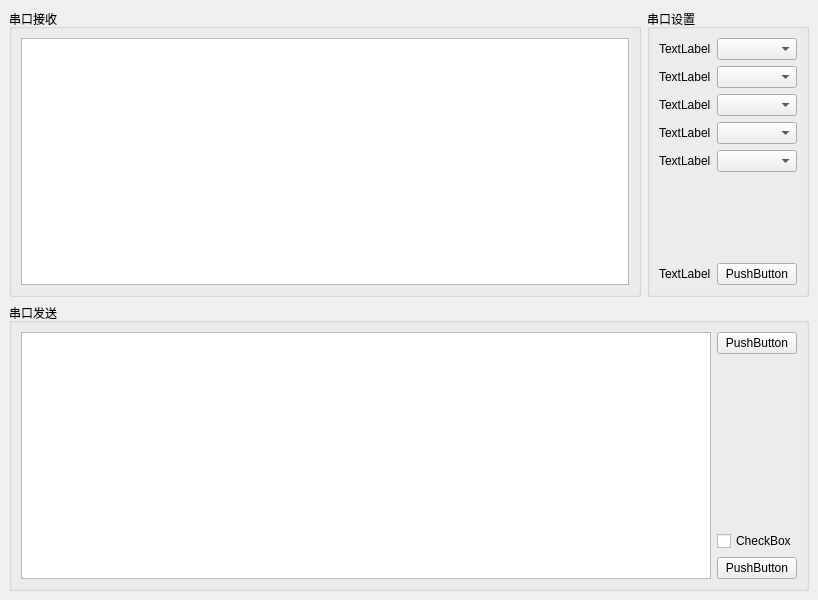
Qt form mainwindow.ui (izumisagirii/qt6_serial_debugger) before a commit.
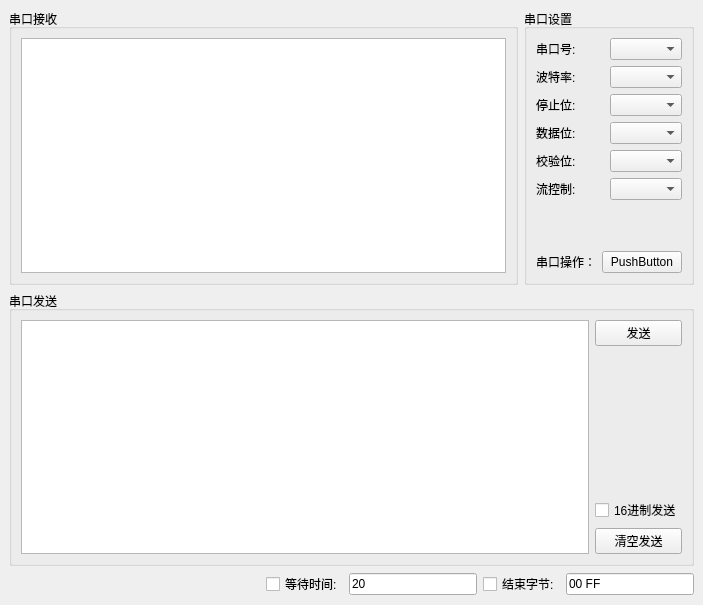
The same form after that commit.

Patch:
```diff
--- a/mainwindow.ui
+++ b/mainwindow.ui
@@ -6,8 +6,8 @@
    <rect>
     <x>0</x>
     <y>0</y>
-    <width>818</width>
-    <height>600</height>
+    <width>703</width>
+    <height>605</height>
    </rect>
   </property>
   <property name="windowTitle">
@@ -15,139 +15,138 @@
   </property>
   <widget class="QWidget" name="centralwidget">
    <layout class="QGridLayout" name="gridLayout">
-    <item row="1" column="0" colspan="2">
-     <widget class="QGroupBox" name="groupBox_2">
-      <property name="title">
-       <string>串口发送</string>
-      </property>
-      <layout class="QGridLayout" name="gridLayout_2">
-       <item row="0" column="0" rowspan="4">
-        <widget class="QTextEdit" name="textEdit"/>
-       </item>
-       <item row="2" column="1">
-        <widget class="QCheckBox" name="checkBox">
-         <property name="text">
-          <string>CheckBox</string>
-         </property>
-        </widget>
-       </item>
-       <item row="3" column="1">
-        <widget class="QPushButton" name="pushButton_2">
-         <property name="text">
-          <string>PushButton</string>
-         </property>
-        </widget>
-       </item>
-       <item row="0" column="1">
-        <widget class="QPushButton" name="pushButton">
-         <property name="text">
-          <string>PushButton</string>
-         </property>
-        </widget>
-       </item>
-       <item row="1" column="1">
-        <spacer name="verticalSpacer">
-         <property name="orientation">
-          <enum>Qt::Vertical</enum>
-         </property>
-         <property name="sizeHint" stdset="0">
-          <size>
-           <width>20</width>
-           <height>40</height>
-          </size>
-         </property>
-        </spacer>
-       </item>
-      </layout>
-     </widget>
-    </item>
     <item row="0" column="1">
      <widget class="QGroupBox" name="groupBox_3">
       <property name="title">
        <string>串口设置</string>
       </property>
       <layout class="QGridLayout" name="gridLayout_4">
+       <item row="2" column="0">
+        <widget class="QLabel" name="label_6">
+         <property name="text">
+          <string>串口操作：</string>
+         </property>
+        </widget>
+       </item>
+       <item row="2" column="1">
+        <widget class="QPushButton" name="button_openPort">
+         <property name="text">
+          <string>PushButton</string>
+         </property>
+        </widget>
+       </item>
+       <item row="1" column="0" colspan="2">
+        <spacer name="verticalSpacer_2">
+         <property name="orientation">
+          <enum>Qt::Vertical</enum>
+         </property>
+         <property name="sizeHint" stdset="0">
+          <size>
+           <width>20</width>
+           <height>40</height>
+          </size>
+         </property>
+        </spacer>
+       </item>
        <item row="0" column="0" colspan="2">
-        <layout class="QFormLayout" name="formLayout">
-         <item row="0" column="1">
-          <widget class="QComboBox" name="comboBox"/>
-         </item>
-         <item row="0" column="0">
-          <widget class="QLabel" name="label">
-           <property name="text">
-            <string>TextLabel</string>
-           </property>
-          </widget>
-         </item>
-         <item row="1" column="0">
-          <widget class="QLabel" name="label_2">
-           <property name="text">
-            <string>TextLabel</string>
-           </property>
-          </widget>
-         </item>
+        <layout class="QGridLayout" name="gridLayout_5">
          <item row="1" column="1">
-          <widget class="QComboBox" name="comboBox_2"/>
+          <widget class="QComboBox" name="box_baudRate">
+           <property name="maximumSize">
+            <size>
+             <width>100</width>
+             <height>16777215</height>
+            </size>
+           </property>
+          </widget>
          </item>
          <item row="2" column="0">
           <widget class="QLabel" name="label_3">
            <property name="text">
-            <string>TextLabel</string>
+            <string>停止位:</string>
            </property>
           </widget>
          </item>
          <item row="2" column="1">
-          <widget class="QComboBox" name="comboBox_3"/>
+          <widget class="QComboBox" name="box_stopBit">
+           <property name="maximumSize">
+            <size>
+             <width>100</width>
+             <height>16777215</height>
+            </size>
+           </property>
+          </widget>
+         </item>
+         <item row="4" column="0">
+          <widget class="QLabel" name="label_5">
+           <property name="text">
+            <string>校验位:</string>
+           </property>
+          </widget>
          </item>
          <item row="3" column="0">
           <widget class="QLabel" name="label_4">
            <property name="text">
-            <string>TextLabel</string>
+            <string>数据位:</string>
+           </property>
+          </widget>
+         </item>
+         <item row="1" column="0">
+          <widget class="QLabel" name="label_2">
+           <property name="text">
+            <string>波特率:</string>
            </property>
           </widget>
          </item>
          <item row="3" column="1">
-          <widget class="QComboBox" name="comboBox_4"/>
-         </item>
-         <item row="4" column="0">
-          <widget class="QLabel" name="label_5">
-           <property name="text">
-            <string>TextLabel</string>
+          <widget class="QComboBox" name="box_dataBits">
+           <property name="maximumSize">
+            <size>
+             <width>100</width>
+             <height>16777215</height>
+            </size>
            </property>
           </widget>
          </item>
          <item row="4" column="1">
-          <widget class="QComboBox" name="comboBox_5"/>
+          <widget class="QComboBox" name="box_parityBit">
+           <property name="maximumSize">
+            <size>
+             <width>100</width>
+             <height>16777215</height>
+            </size>
+           </property>
+          </widget>
+         </item>
+         <item row="0" column="0">
+          <widget class="QLabel" name="label">
+           <property name="text">
+            <string>串口号:</string>
+           </property>
+          </widget>
+         </item>
+         <item row="0" column="1">
+          <widget class="QComboBox" name="box_portName">
+           <property name="maximumSize">
+            <size>
+             <width>100</width>
+             <height>16777215</height>
+            </size>
+           </property>
+          </widget>
+         </item>
+         <item row="5" column="0">
+          <widget class="QLabel" name="label_7">
+           <property name="text">
+            <string>流控制:</string>
+           </property>
+          </widget>
+         </item>
+         <item row="5" column="1">
+          <widget class="QComboBox" name="box_flowControl"/>
          </item>
         </layout>
        </item>
-       <item row="2" column="1">
-        <widget class="QPushButton" name="pushButton_3">
-         <property name="text">
-          <string>PushButton</string>
-         </property>
-        </widget>
-       </item>
-       <item row="2" column="0">
-        <widget class="QLabel" name="label_6">
-         <property name="text">
-          <string>TextLabel</string>
-         </property>
-        </widget>
-       </item>
-       <item row="1" column="1">
-        <spacer name="verticalSpacer_2">
-         <property name="orientation">
-          <enum>Qt::Vertical</enum>
-         </property>
-         <property name="sizeHint" stdset="0">
-          <size>
-           <width>20</width>
-           <height>40</height>
-          </size>
-         </property>
-        </spacer>
-       </item>
       </layout>
      </widget>
     </item>
@@ -158,11 +157,129 @@
       </property>
       <layout class="QGridLayout" name="gridLayout_3">
        <item row="0" column="0">
-        <widget class="QTextBrowser" name="textBrowser"/>
+        <widget class="QTextBrowser" name="browser_dataReceive">
+         <property name="minimumSize">
+          <size>
+           <width>250</width>
+           <height>0</height>
+          </size>
+         </property>
+        </widget>
        </item>
       </layout>
      </widget>
     </item>
+    <item row="1" column="0" colspan="2">
+     <widget class="QGroupBox" name="groupBox_2">
+      <property name="title">
+       <string>串口发送</string>
+      </property>
+      <layout class="QGridLayout" name="gridLayout_2">
+       <item row="3" column="1">
+        <widget class="QPushButton" name="button_clearSend">
+         <property name="text">
+          <string>清空发送</string>
+         </property>
+        </widget>
+       </item>
+       <item row="0" column="0" rowspan="4">
+        <widget class="QTextEdit" name="text_dataSend">
+         <property name="minimumSize">
+          <size>
+           <width>0</width>
+           <height>150</height>
+          </size>
+         </property>
+        </widget>
+       </item>
+       <item row="1" column="1">
+        <spacer name="verticalSpacer">
+         <property name="orientation">
+          <enum>Qt::Vertical</enum>
+         </property>
+         <property name="sizeHint" stdset="0">
+          <size>
+           <width>20</width>
+           <height>40</height>
+          </size>
+         </property>
+        </spacer>
+       </item>
+       <item row="2" column="1">
+        <widget class="QCheckBox" name="check_hexSend">
+         <property name="text">
+          <string>16进制发送</string>
+         </property>
+        </widget>
+       </item>
+       <item row="0" column="1">
+        <widget class="QPushButton" name="button_send">
+         <property name="text">
+          <string>发送</string>
+         </property>
+        </widget>
+       </item>
+      </layout>
+     </widget>
+    </item>
+    <item row="3" column="0" colspan="2">
+     <layout class="QHBoxLayout" name="horizontalLayout">
+      <item>
+       <spacer name="horizontalSpacer">
+        <property name="orientation">
+         <enum>Qt::Horizontal</enum>
+        </property>
+        <property name="sizeHint" stdset="0">
+         <size>
+          <width>40</width>
+          <height>20</height>
+         </size>
+        </property>
+       </spacer>
+      </item>
+      <item>
+       <spacer name="horizontalSpacer_2">
+        <property name="orientation">
+         <enum>Qt::Horizontal</enum>
+        </property>
+        <property name="sizeHint" stdset="0">
+         <size>
+          <width>40</width>
+          <height>20</height>
+         </size>
+        </property>
+       </spacer>
+      </item>
+      <item>
+       <widget class="QCheckBox" name="check_waitTime">
+        <property name="text">
+         <string>等待时间:</string>
+        </property>
+       </widget>
+      </item>
+      <item>
+       <widget class="QLineEdit" name="lineEdit_waitTime">
+        <property name="text">
+         <string>20</string>
+        </property>
+       </widget>
+      </item>
+      <item>
+       <widget class="QCheckBox" name="check_endByte">
+        <property name="text">
+         <string>结束字节:</string>
+        </property>
+       </widget>
+      </item>
+      <item>
+       <widget class="QLineEdit" name="lineEdit_setByte">
+        <property name="text">
+         <string>00 FF</string>
+        </property>
+       </widget>
+      </item>
+     </layout>
+    </item>
    </layout>
   </widget>
  </widget>
```
